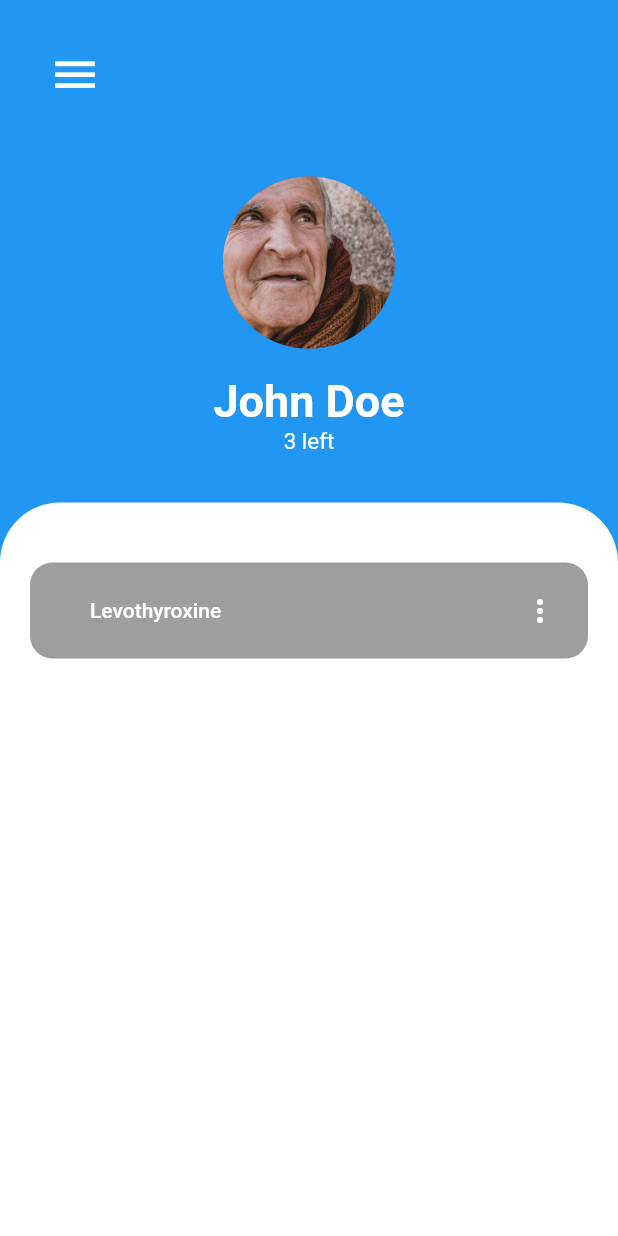
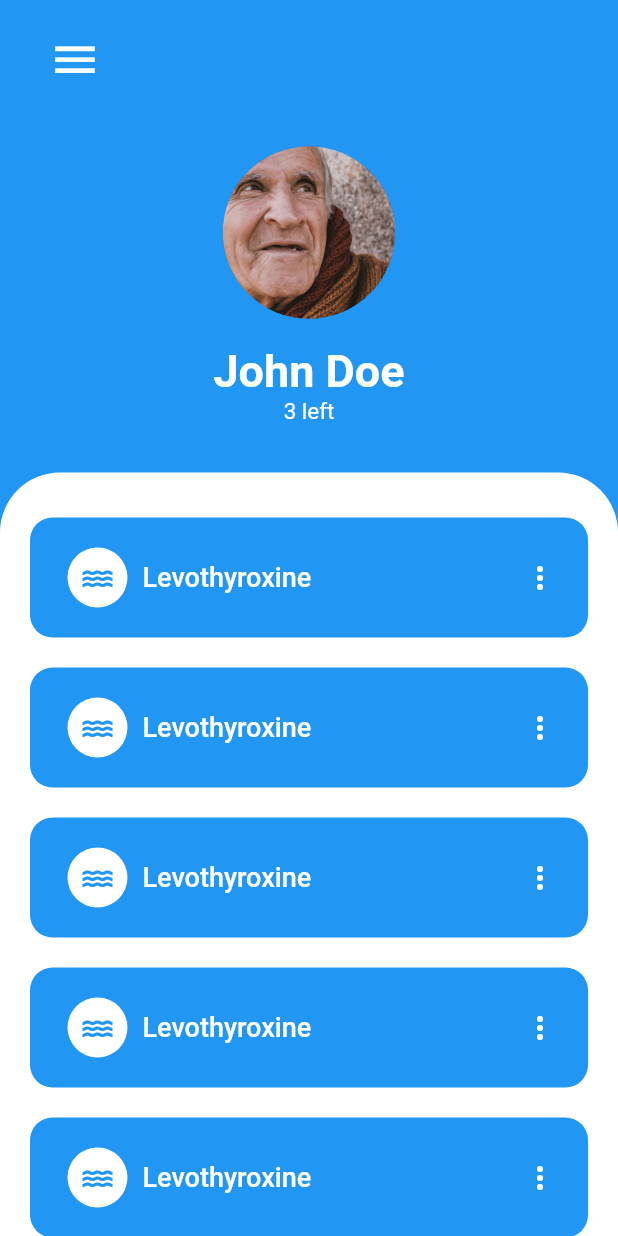
Before and after one commit to BBBmau/simpillz, a Flutter app: the DashboardPage screen opened directly, on a phone screen of 412 x 824 dp. Run offline on Flutter 3.47's test engine with Material 2 defaults, Android fonts, the phone set to English and light mode, and no system bars; our stand-ins replace get_storage, splashscreen; missing offline and left inert: motor_flutter; accounts and stored records are empty.

Commit message:
Add cards with Scrollable widget, add top padding on main container

```diff
--- a/lib/pages/dashboard_page.dart
+++ b/lib/pages/dashboard_page.dart
@@ -1,5 +1,4 @@
 import 'package:flutter/material.dart';
-import 'package:flutter_svg/svg.dart';
 
 class DashboardPage extends StatefulWidget {
   const DashboardPage({super.key});
@@ -20,7 +19,7 @@ class _DashboardPageState extends State<DashboardPage> {
         ),
         shadowColor: Colors.transparent,
         leadingWidth: 100,
-        toolbarHeight: 100,
+        toolbarHeight: 80,
       ),
       body: SafeArea(
         child: Center(
@@ -81,39 +80,27 @@ class _DashboardPageState extends State<DashboardPage> {
                           topLeft: Radius.circular(40.0),
                         ),
                       ),
+                      child: SingleChildScrollView(
                         child: Column(
                           mainAxisAlignment: MainAxisAlignment.start,
-                          crossAxisAlignment: CrossAxisAlignment.stretch,
-                          children: <Widget>[
+                          crossAxisAlignment: CrossAxisAlignment.center,
+                          children: const <Widget>[
                             Padding(
-                              padding: const EdgeInsets.symmetric(
-                                  horizontal: 20, vertical: 40),
-                              child: TextButton(
-                                style: TextButton.styleFrom(
-                                  padding: const EdgeInsets.all(20),
-                                  shape: RoundedRectangleBorder(
-                                      borderRadius: BorderRadius.circular(15)),
-                                  backgroundColor: Colors.grey,
+                              padding: EdgeInsets.all(10.0),
                             ),
-                                onPressed: (() => {}),
-                                child: Row(
-                                  children: const [
-                                    SizedBox(width: 20),
-                                    Expanded(
-                                        child: Text(
-                                      "Levothyroxine",
-                                      style: TextStyle(color: Colors.white),
-                                    )),
-                                    Icon(
-                                      Icons.more_vert,
-                                      color: Colors.white,
-                                    ),
+                            DosageCard(),
+                            DosageCard(),
+                            DosageCard(),
+                            DosageCard(),
+                            DosageCard(),
+                            DosageCard(),
+                            DosageCard(),
+                            DosageCard(),
+                            DosageCard(),
                           ],
                         ),
                       ),
                     ),
-                          ],
-                        )),
                   ),
                 ],
               ),
@@ -124,3 +111,46 @@ class _DashboardPageState extends State<DashboardPage> {
     );
   }
 }
+
+class DosageCard extends StatelessWidget {
+  const DosageCard({super.key});
+
+  @override
+  Widget build(BuildContext context) {
+    return Padding(
+      padding: const EdgeInsets.symmetric(horizontal: 20, vertical: 10),
+      child: TextButton(
+        style: TextButton.styleFrom(
+          padding: const EdgeInsets.all(20),
+          shape:
+              RoundedRectangleBorder(borderRadius: BorderRadius.circular(15)),
+          backgroundColor: Colors.blue,
+        ),
+        onPressed: (() => {}),
+        child: Row(
+          children: const [
+            SizedBox(width: 5),
+            CircleAvatar(
+              backgroundColor: Colors.white,
+              radius: 20,
+              child: Icon(
+                Icons.water,
+                color: Colors.blue,
+              ),
+            ),
+            SizedBox(width: 10),
+            Expanded(
+                child: Text(
+              "Levothyroxine",
+              style: TextStyle(color: Colors.white, fontSize: 18),
+            )),
+            Icon(
+              Icons.more_vert,
+              color: Colors.white,
+            ),
+          ],
+        ),
+      ),
+    );
+  }
+}
```
Lines whose indentation alone changed are shown as unchanged.
